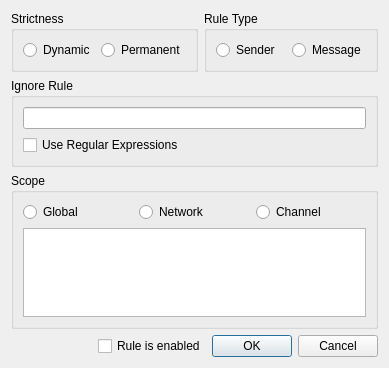
Before: the Qt Designer form src/qtui/settingspages/ignorelisteditdlg.ui in quassel/quassel, drawn with Qt 5.
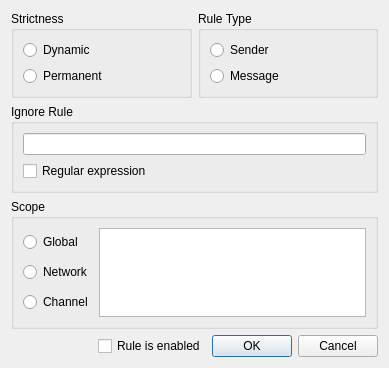
After: the same form once the commit is applied. Icons and pictures are not drawn.

Commit message: It's the small things.. IgnoreListEditDlg++

Patch:
```diff
--- a/src/qtui/settingspages/ignorelisteditdlg.ui
+++ b/src/qtui/settingspages/ignorelisteditdlg.ui
@@ -18,7 +18,7 @@
    <iconset resource="../../../icons/oxygen.qrc">
     <normaloff>:/icons/oxygen/16x16/actions/configure.png</normaloff>:/icons/oxygen/16x16/actions/configure.png</iconset>
   </property>
-  <layout class="QVBoxLayout" name="verticalLayout_3">
+  <layout class="QVBoxLayout" name="verticalLayout_5">
    <item>
     <layout class="QHBoxLayout" name="horizontalLayout_4">
      <item>
@@ -34,7 +34,7 @@
        <property name="title">
         <string>Strictness</string>
        </property>
-       <layout class="QHBoxLayout" name="horizontalLayout_2">
+       <layout class="QVBoxLayout" name="verticalLayout_2">
         <item>
          <widget class="QRadioButton" name="dynamicStrictnessButton">
           <property name="text">
@@ -65,7 +65,7 @@
        <property name="title">
         <string>Rule Type</string>
        </property>
-       <layout class="QHBoxLayout" name="horizontalLayout_3">
+       <layout class="QVBoxLayout" name="verticalLayout_4">
         <item>
          <widget class="QRadioButton" name="senderTypeButton">
           <property name="text">
@@ -121,7 +121,7 @@
 ?: representing &quot;exactly one character&quot;&lt;/p&gt;</string>
           </property>
           <property name="text">
-           <string>Use Regular Expressions</string>
+           <string>Regular expression</string>
           </property>
          </widget>
         </item>
@@ -144,9 +144,9 @@
      <property name="title">
       <string>Scope</string>
      </property>
-     <layout class="QVBoxLayout" name="verticalLayout_2">
-      <item>
        <layout class="QHBoxLayout" name="horizontalLayout">
+      <item>
+       <layout class="QVBoxLayout" name="verticalLayout_3">
         <item>
          <widget class="QRadioButton" name="globalScopeButton">
           <property name="text">
```
Lines whose indentation alone changed are shown as unchanged. The commit also changes 1 other file.
